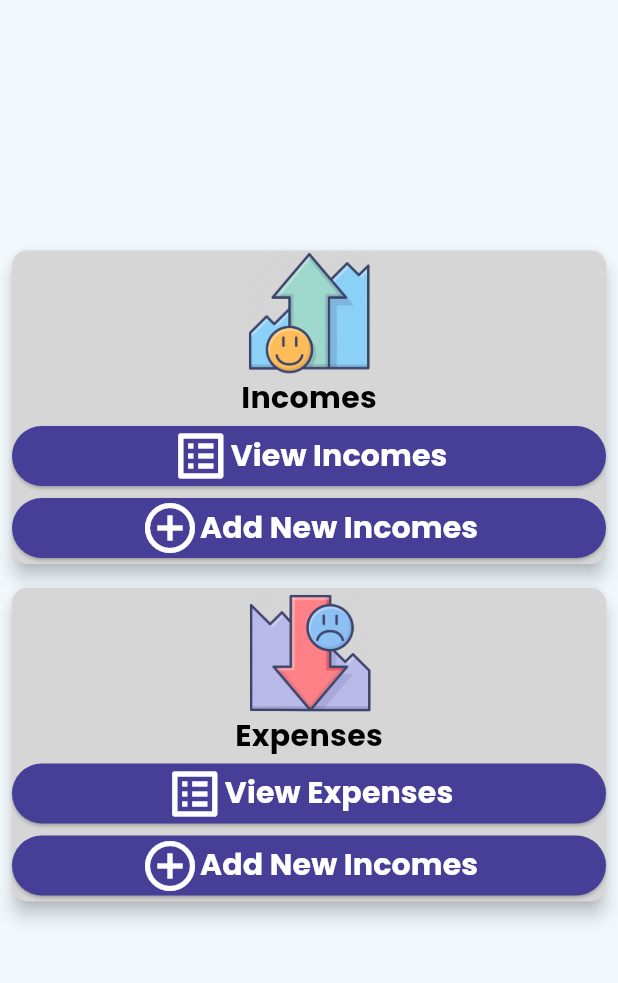
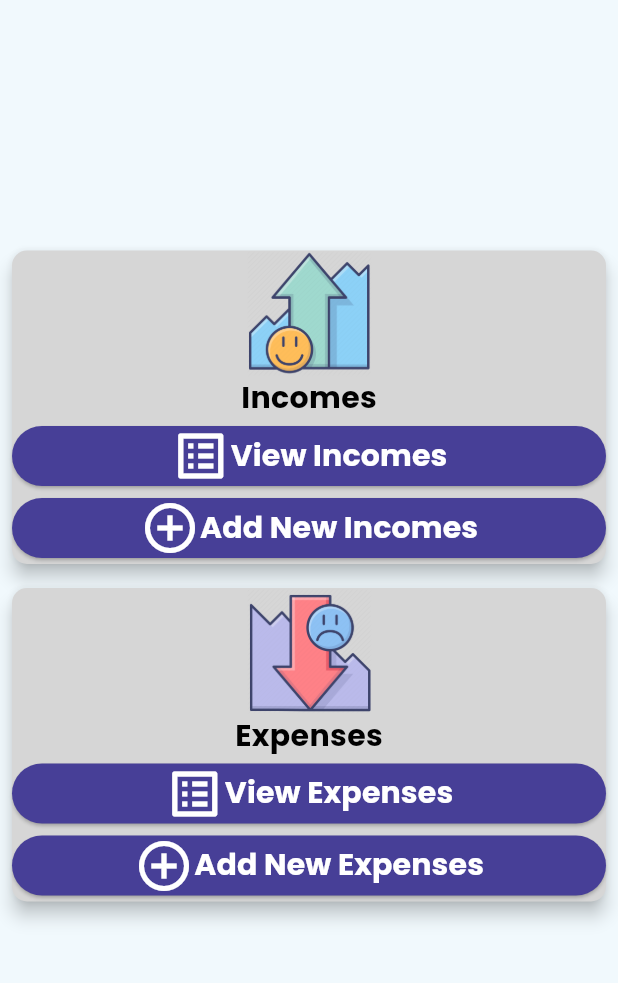
Before and after one commit to hamidhosen42/Fitness-Pal, a Flutter app: the IncExpScreen screen opened directly, on a phone screen of 412 x 824 dp, the part 84-1067 px from its top. Run offline on Flutter 3.47's test engine with Material 3 defaults, Android fonts, the phone set to English and light mode, and no system bars; our stand-ins replace carousel_slider, cloud_firestore, firebase_auth, firebase_core, firebase_database, firebase_storage and 5 more; accounts and stored records are empty; key blocks and very long unbroken strings in the code were emptied for the run.

Commit message:
update-ui

```diff
--- a/lib/view/Authentication/LoginScreen/login_view.dart
+++ b/lib/view/Authentication/LoginScreen/login_view.dart
@@ -12,6 +12,7 @@ import '../../../components/round_textfield.dart';
 import '../../dashboard/navigator.dart';
 import '../../home/home_view.dart';
 import '../ForgotScreen/forgot_screen.dart';
+import '../RegisterScreen/signup_view.dart';
 
 class LoginView extends StatefulWidget {
   const LoginView({super.key});
@@ -187,7 +188,8 @@ class _LoginViewState extends State<LoginView> {
                 ),
                 TextButton(
                   onPressed: () {
-                    Navigator.pop(context);
+                       Navigator.push(context,
+                        MaterialPageRoute(builder: (_) => SignUpView()));
                   },
                   child: Row(
                     mainAxisSize: MainAxisSize.min,
--- a/lib/view/income_expenses/inc_exp_screen.dart
+++ b/lib/view/income_expenses/inc_exp_screen.dart
@@ -197,7 +197,7 @@ class _IncExpScreenState extends State<IncExpScreen> {
                               size: 40.0,
                             ),
                             Text(
-                              'Add New Incomes',
+                              'Add New Expenses',
                               style: TextStyle(
                                 fontSize: 20,
                                 fontWeight: FontWeight.w700,
--- a/lib/view/profile/profile_view.dart
+++ b/lib/view/profile/profile_view.dart
@@ -442,6 +442,9 @@ class _ProfileViewState extends State<ProfileView> {
                 GestureDetector(
                   onTap: () async {
                     await FirebaseAuth.instance.signOut();
+                    // // Get.offAll(() => LoginPage());
+                    //   Navigator.push(context,
+                    //     MaterialPageRoute(builder: (_) => LoginView()));
                     Navigator.pushAndRemoveUntil(
                         context,
                         MaterialPageRoute(builder: (_) => LoginView()),
--- a/pubspec.yaml
+++ b/pubspec.yaml
@@ -60,6 +60,7 @@ dependencies:
   url_launcher:
   percent_indicator: ^4.2.3
   image_picker: ^1.0.6
+  get: ^4.6.5
 
 dependency_overrides:
   intl: ^0.18.1
```
Also changed, not shown: pubspec.lock.
